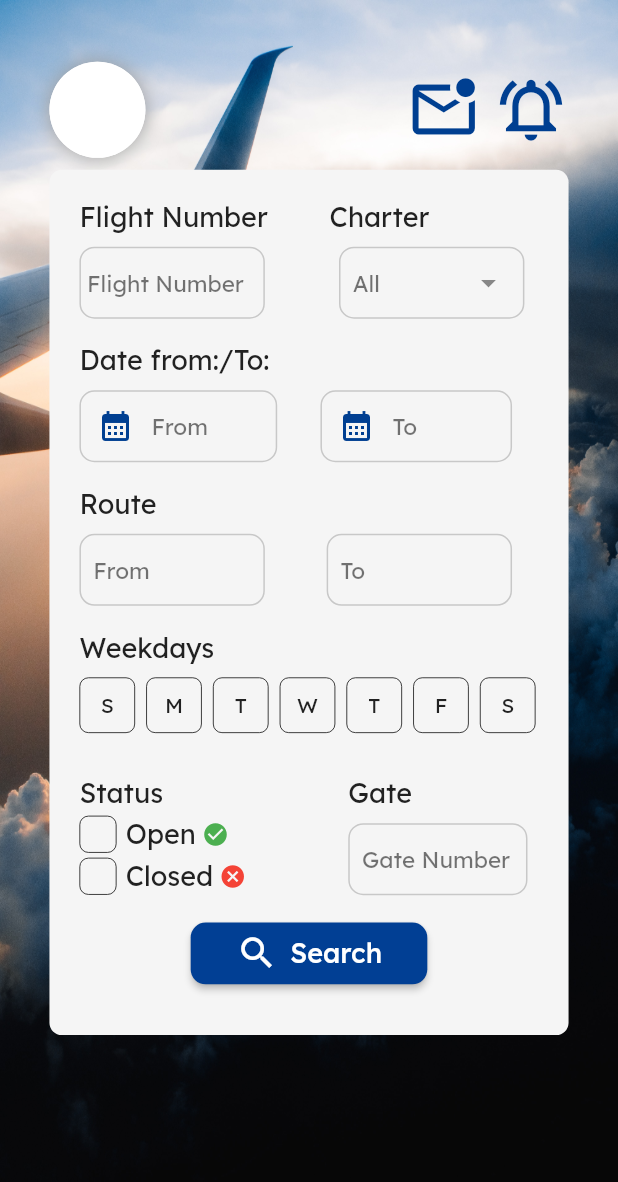
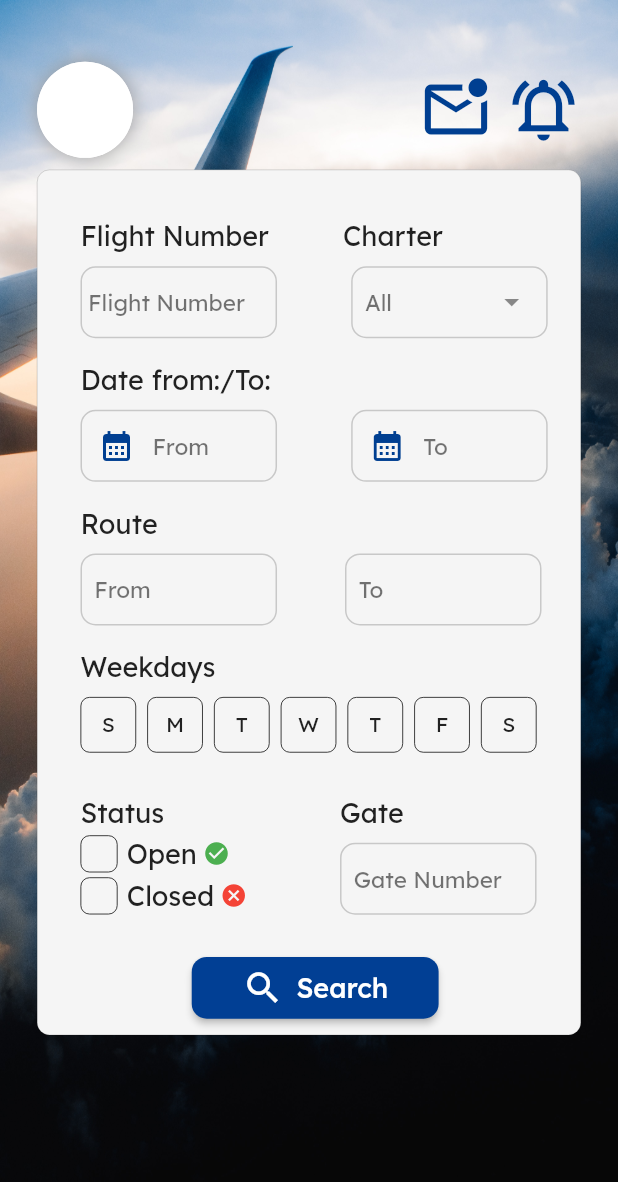
Before and after one commit to javierrrrrrrrrrrr/fly, a Flutter app: the SearchPage screen opened by its route, on a phone screen of 412 x 824 dp. Shown: the top 1182 px of the screen. Run offline on Flutter 3.47's test engine with Material 2 defaults, Android fonts, the phone set to English and light mode, and no system bars; missing offline and left inert: expansion_widget.

Commit message:
arreglando search

```diff
--- a/lib/UI/Pages/airline_details.dart
+++ b/lib/UI/Pages/airline_details.dart
@@ -1,4 +1,4 @@
-import 'package:fly_cliente/UI/Pages/ver_mas_page.dart';
+import 'package:fly_cliente/UI/Pages/more_details_ofert.dart';
 
 import '../Widgets/app_background_selection.dart';
 import '../Widgets/custom_appbar_row.dart';
--- a/lib/UI/Pages/search_page.dart
+++ b/lib/UI/Pages/search_page.dart
@@ -16,9 +16,9 @@ class SearchPage extends StatelessWidget {
         body: SafeArea(
           child: AppBackgroundSelection(
               padding: EdgeInsets.only(
-                left: size.width * 0.08,
+                left: size.width * 0.06,
                 top: size.height * 0.05,
-                right: size.width * 0.08,
+                right: size.width * 0.06,
               ),
               customAppBar: const AppBarRow(),
               body: const Expanded(
--- a/lib/UI/Widgets/ExpansionWidget/search_filter.dart
+++ b/lib/UI/Widgets/ExpansionWidget/search_filter.dart
@@ -11,62 +11,64 @@ class SearchFilters extends StatelessWidget {
   @override
   Widget build(BuildContext context) {
     final size = MediaQuery.of(context).size;
-    return Column(
-      children: [
-        Container(
+    return Container(
       height: size.height * 0.7,
       decoration: BoxDecoration(
+        border: Border.all(
+          color: Colors.black,
+          width: 0.1,
+        ),
         color: Colors.grey.shade100,
         borderRadius: BorderRadius.all(Radius.circular(size.height * 0.01)),
       ),
-          padding: const EdgeInsets.all(20),
-          child: Column(children: [
+      padding: EdgeInsets.only(
+          left: size.width * 0.070,
+          right: size.width * 0.050,
+          top: size.width * 0.08),
+      child: Column(crossAxisAlignment: CrossAxisAlignment.start, children: [
         Row(
           children: [
             const TextSearch(texto: 'Flight Number'),
             SizedBox(
-                  width: size.width * 0.1,
+              width: size.width * 0.12,
             ),
             const TextSearch(texto: 'Charter'),
           ],
         ),
-            Row(
-              children: [
+        //Segunda Row
         Padding(
           padding: EdgeInsets.only(top: size.height * 0.01),
-                  child: SizedBox(
-                    width: size.width * 0.3,
+          child: Row(
+            children: [
+              SizedBox(
+                width: size.width * 0.318,
                 child: const Imputfield(hintext: "Flight Number"),
               ),
+              SizedBox(
+                width: size.width * 0.12,
               ),
-                Padding(
-                  padding: EdgeInsets.only(
-                      top: size.height * 0.01, left: size.width * 0.12),
-                  child: SizedBox(
-                    width: size.width * 0.3,
+              SizedBox(
+                width: size.width * 0.318,
                 //TODO: Hacer el DropDownMeny de aqui.
                 child: const Imputfield(
                   hintext: " All",
                   suffixIcon: Icon(Icons.arrow_drop_down),
                 ),
               ),
-                ),
             ],
           ),
+        ),
+        //separador
         SizedBox(
           height: size.height * 0.02,
         ),
-            Row(
-              children: const [
-                TextSearch(texto: 'Date from:/To:'),
-              ],
-            ),
+        const TextSearch(texto: 'Date from:/To:'),
         Row(
           children: [
             Padding(
               padding: EdgeInsets.only(top: size.height * 0.01),
               child: SizedBox(
-                    width: size.width * 0.32,
+                width: size.width * 0.318,
                 child: Imputfield(
                   hintext: "From",
                   //Aqui va el action del calendar
@@ -77,13 +79,14 @@ class SearchFilters extends StatelessWidget {
                 ),
               ),
             ),
+            //separador
             SizedBox(
-                  width: size.width * 0.07,
+              width: size.width * 0.12,
             ),
             Padding(
               padding: EdgeInsets.only(top: size.height * 0.01),
               child: SizedBox(
-                    width: size.width * 0.31,
+                width: size.width * 0.318,
                 child: Imputfield(
                   hintext: "To",
                   prefixIcon: Icon(
@@ -95,47 +98,40 @@ class SearchFilters extends StatelessWidget {
             ),
           ],
         ),
+        //separador height
         SizedBox(
           height: size.height * 0.02,
         ),
-            Row(
-              children: const [
-                TextSearch(texto: 'Route'),
-              ],
-            ),
-            Row(
-              children: [
+        const TextSearch(texto: 'Route'),
+        //ROw
         Padding(
           padding: EdgeInsets.only(top: size.height * 0.01),
-                  child: SizedBox(
-                    width: size.width * 0.3,
+          child: Row(
+            children: [
+              SizedBox(
+                width: size.width * 0.318,
                 child: const Imputfield(
                   hintext: " From",
                 ),
               ),
+              //separador width
+              SizedBox(
+                width: size.width * 0.11,
               ),
               SizedBox(
-                  width: size.width * 0.1,
-                ),
-                Padding(
-                  padding: EdgeInsets.only(top: size.height * 0.01),
-                  child: SizedBox(
-                    width: size.width * 0.3,
+                width: size.width * 0.318,
                 child: const Imputfield(
                   hintext: " To",
                 ),
               ),
-                ),
             ],
           ),
+        ),
+        //separador height
         SizedBox(
           height: size.height * 0.02,
         ),
-            Row(
-              children: const [
-                TextSearch(texto: 'Weekdays'),
-              ],
-            ),
+        const TextSearch(texto: 'Weekdays'),
         SizedBox(
           height: size.height * 0.01,
         ),
@@ -164,19 +160,19 @@ class SearchFilters extends StatelessWidget {
           children: [
             const ColumnStatus1(),
             SizedBox(
-                  width: size.width * 0.165,
+              width: size.width * 0.15,
             ),
             const ColumnaStatus2()
           ],
         ),
         SizedBox(
-              height: size.height * 0.018,
+          height: size.height * 0.03,
         ),
         Padding(
           padding: EdgeInsets.symmetric(horizontal: size.width * 0.18),
           child: MaterialButton(
-                shape: RoundedRectangleBorder(
-                    borderRadius: BorderRadius.circular(10)),
+            shape:
+                RoundedRectangleBorder(borderRadius: BorderRadius.circular(10)),
             onPressed: () {
               Navigator.of(context).pushNamed('/result');
             },
@@ -201,8 +197,6 @@ class SearchFilters extends StatelessWidget {
           ),
         )
       ]),
-        ),
-      ],
     );
   }
 }
@@ -368,7 +362,7 @@ class ColumnaStatus2 extends StatelessWidget {
           height: size.height * 0.01,
         ),
         SizedBox(
-          width: size.width * 0.29,
+          width: size.width * 0.318,
           child: const Imputfield(
             hintext: " Gate Number",
           ),
--- a/lib/main.dart
+++ b/lib/main.dart
@@ -1,8 +1,9 @@
 import 'package:flutter/material.dart';
 import 'package:fly_cliente/UI/Pages/airline_details.dart';
+import 'package:fly_cliente/UI/Pages/more_details_fly.dart';
 import 'package:fly_cliente/UI/Pages/search_page.dart';
 import 'package:fly_cliente/UI/Pages/search_result.dart';
-import 'package:fly_cliente/UI/Pages/ver_mas_page.dart';
+import 'package:fly_cliente/UI/Pages/more_details_ofert.dart';
 
 import 'UI/Pages/home_page.dart';
 
@@ -17,7 +18,7 @@ class MyApp extends StatelessWidget {
       debugShowCheckedModeBanner: false,
       title: 'Material App',
       theme: ThemeData(fontFamily: 'LexendDeca'),
-      initialRoute: '/result',
+      initialRoute: '/home',
       routes: {
         '/home': (context) => const HomePage(),
         '/airlines': (context) => const AirlinePage(),
@@ -28,6 +29,7 @@ class MyApp extends StatelessWidget {
               title: '',
             ),
         '/result': (context) => const SearchResult(),
+        '/MoreDetailsFly': (context) => const MoreDetailsFly(),
       },
     );
   }
```
Also changed, not shown: lib/UI/Pages/more_details_fly.dart (added, +42 -0 lines), lib/UI/Pages/search_result.dart (+10 -5 lines), lib/UI/Pages/more_details_ofert.dart (renamed from lib/UI/Pages/ver_mas_page.dart). Lines whose indentation alone changed are shown as unchanged.
